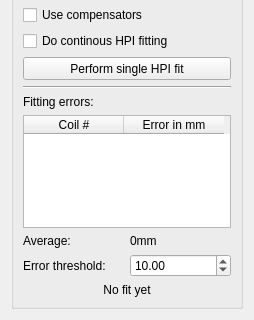
Qt form libraries/disp/viewers/formfiles/hpisettingsview.ui (mne-tools/mne-cpp) before a commit; both pictures show x 0 to 254 and y 415 to 735 of the 254 by 735 pixel window.
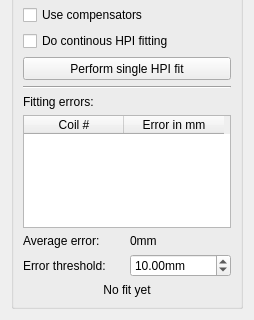
The same form after that commit.

Patch:
```diff
--- a/libraries/disp/viewers/formfiles/hpisettingsview.ui
+++ b/libraries/disp/viewers/formfiles/hpisettingsview.ui
@@ -293,7 +293,7 @@
         <item row="20" column="0">
          <widget class="QLabel" name="label_2">
           <property name="text">
-           <string>Average:</string>
+           <string>Average error:</string>
           </property>
           <property name="alignment">
            <set>Qt::AlignLeading|Qt::AlignLeft|Qt::AlignVCenter</set>
@@ -319,6 +319,9 @@
         </item>
         <item row="21" column="1">
          <widget class="QDoubleSpinBox" name="m_doubleSpinBox_maxHPIContinousDist">
+          <property name="suffix">
+           <string>mm</string>
+          </property>
           <property name="maximum">
            <double>9999.989999999999782</double>
           </property>
```
